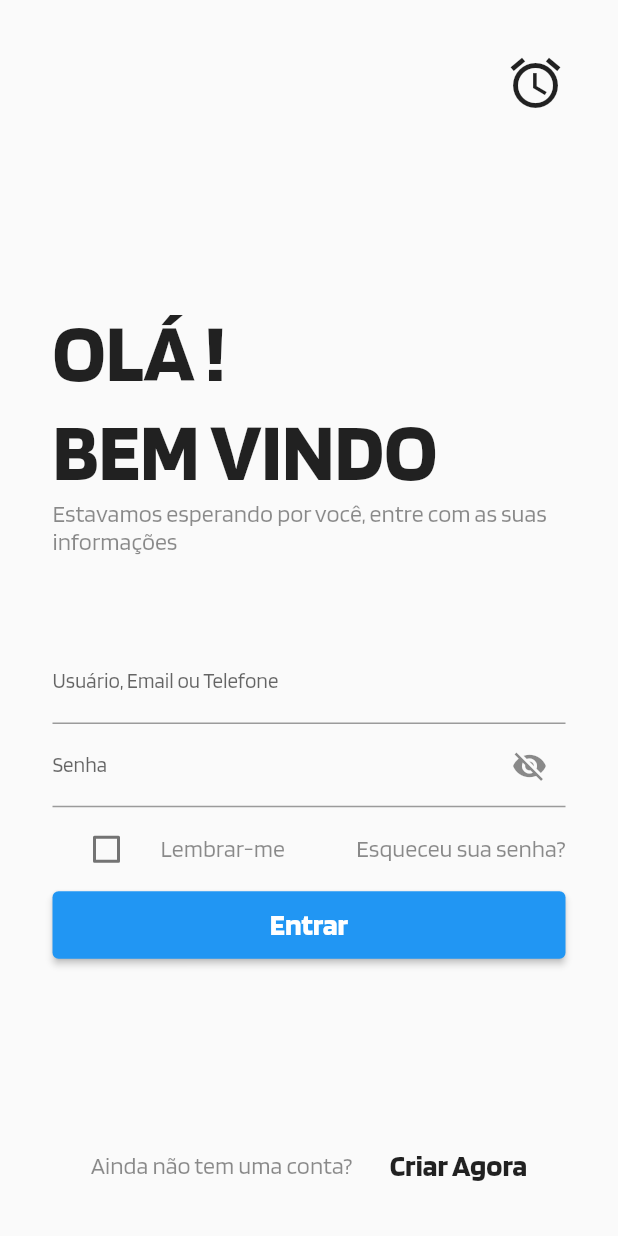
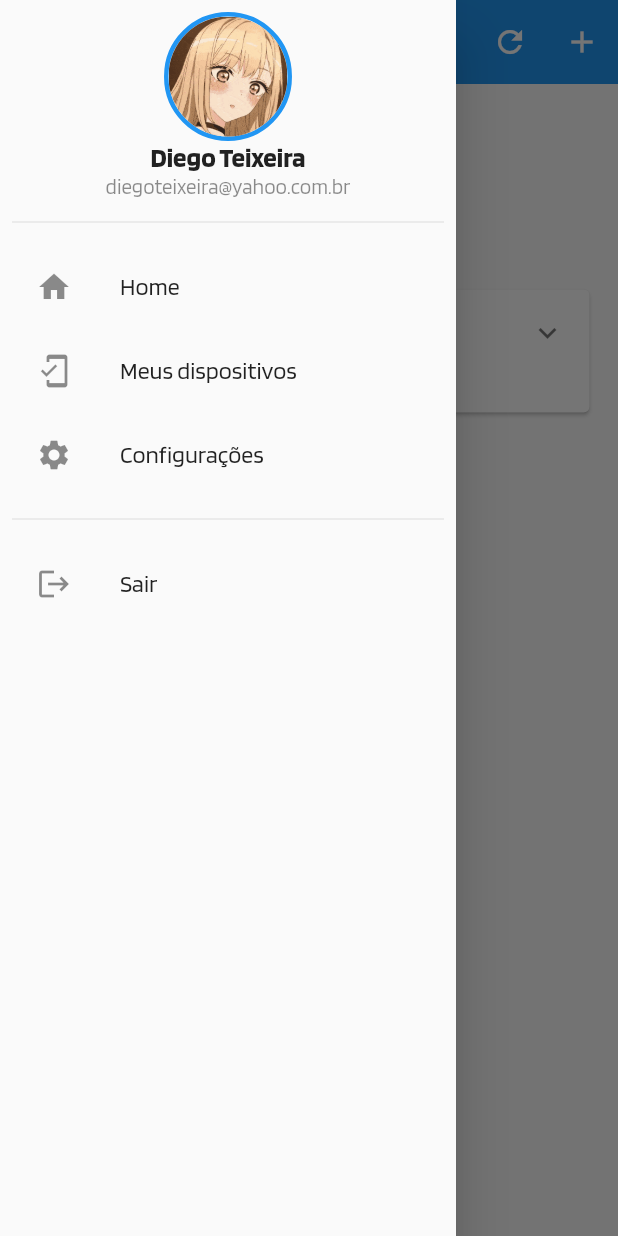
Before and after one commit to guilhermedacruzz/TCC_APP, a Flutter app: the screen it shows after launch, with the side drawer open (before the commit the screen has no drawer), on a phone screen of 412 x 824 dp. Run offline on Flutter 3.47's test engine with Material 2 defaults, Android fonts, the phone set to English and light mode, and no system bars; our stand-ins replace syncfusion_flutter_charts; project files that could hold a hidden picture were left out.

Commit message:
finalizando a home

```diff
--- a/lib/forms/custom_button.dart
+++ b/lib/forms/custom_button.dart
@@ -1,12 +1,12 @@
 import 'package:flutter/material.dart';
 
 class CustomButton extends StatelessWidget {
-  final String text;
+  final Widget widget;
   final Function? onAction;
 
   const CustomButton({
     Key? key,
-    required this.text,
+    required this.widget,
     required this.onAction,
   }) : super(key: key);
 
@@ -18,13 +18,7 @@ class CustomButton extends StatelessWidget {
               onAction!();
             }
           : null,
-      child: Text(
-        text,
-        style: const TextStyle(
-          fontSize: 20,
-          fontWeight: FontWeight.w700,
-        ),
-      ),
+      child: widget,
     );
   }
 }
--- a/lib/main.dart
+++ b/lib/main.dart
@@ -1,5 +1,6 @@
 import 'package:flutter/material.dart';
-import 'pages/pages_login.dart';
+import 'pages/page_home.dart';
+import 'pages/page_login.dart';
 import 'utils.dart/style.dart';
 
 void main() {
@@ -14,9 +15,10 @@ class MyApp extends StatelessWidget {
     return MaterialApp(
       title: "SAPA",
       debugShowCheckedModeBanner: false,
-      initialRoute: PageLogin.routeName,
+      initialRoute: PageHome.routeName,
       theme: Styles.themeData(false, context),
       routes: {
+        PageHome.routeName: (context) => const PageHome(),
         PageLogin.routeName: (context) => const PageLogin(),
       },
     );
--- /dev/null
+++ b/lib/pages/page_home.dart
@@ -0,0 +1,165 @@
+import 'package:flutter/material.dart';
+import 'package:syncfusion_flutter_charts/charts.dart';
+import 'package:tcc/forms/custom_button.dart';
+
+import '../widgets/custom_drawler.dart';
+
+class PageHome extends StatefulWidget {
+  static String routeName = "/home";
+  const PageHome({super.key});
+
+  @override
+  State<PageHome> createState() => _PageHomeState();
+}
+
+class _PageHomeState extends State<PageHome> {
+  @override
+  Widget build(BuildContext context) {
+    return Scaffold(
+      drawer: const CustomDrawer(),
+      appBar: AppBar(
+        title: const Text("SAPA"),
+        actions: [
+          IconButton(
+            icon: const Icon(
+              Icons.refresh,
+            ),
+            onPressed: () {},
+          ),
+          IconButton(
+            icon: const Icon(
+              Icons.add,
+            ),
+            onPressed: () {},
+          ),
+        ],
+        elevation: 0,
+      ),
+      body: Padding(
+        padding: const EdgeInsets.all(15),
+        child: Column(
+          children: [
+            Container(
+              padding: const EdgeInsets.symmetric(horizontal: 10, vertical: 30),
+              child: SizedBox(
+                width: double.infinity,
+                child: Column(
+                  crossAxisAlignment: CrossAxisAlignment.start,
+                  children: [
+                    Text(
+                      "Bem Vindo Diego!",
+                      style: Theme.of(context).textTheme.headline4,
+                    ),
+                    Text(
+                      "Qualquer texto aqui",
+                      style: Theme.of(context).textTheme.subtitle2,
+                    ),
+                  ],
+                ),
+              ),
+            ),
+            Card(
+              child: Theme(
+                data: ThemeData().copyWith(dividerColor: Colors.transparent),
+                child: ExpansionTile(
+                  title: ListTile(
+                    leading: Container(
+                      padding: const EdgeInsets.all(8),
+                      decoration: BoxDecoration(
+                        color: Theme.of(context).primaryColor,
+                        borderRadius: BorderRadius.circular(100),
+                      ),
+                      child: const Icon(Icons.tiktok, color: Colors.white),
+                    ),
+                    title: const Text(
+                      "Portão da Frente",
+                      style: TextStyle(color: Colors.black87, fontSize: 16),
+                    ),
+                    subtitle: DefaultTextStyle(
+                      style:
+                          const TextStyle(fontSize: 14, color: Colors.black45),
+                      child: Row(
+                        children: const [
+                          Text("Fechado"),
+                          SizedBox(width: 20),
+                          Text("12:00:00"),
+                        ],
+                      ),
+                    ),
+                  ),
+                  children: [
+                    Container(
+                      padding: const EdgeInsets.all(15),
+                      width: double.infinity,
+                      child: Column(
+                        crossAxisAlignment: CrossAxisAlignment.start,
+                        children: [
+                          const Text("Nome do Portão: Portão da Frente"),
+                          const Text("Estado atual do portão: Fechado"),
+                          Row(
+                            mainAxisAlignment: MainAxisAlignment.end,
+                            children: [
+                              SizedBox(
+                                height: 30,
+                                width: 80,
+                                child: CustomButton(
+                                  widget: const Text(
+                                    "Abrir",
+                                    style: TextStyle(
+                                      fontSize: 14,
+                                      fontWeight: FontWeight.w700,
+                                    ),
+                                  ),
+                                  onAction: () {},
+                                ),
+                              ),
+                            ],
+                          )
+                        ],
+                      ),
+                    ),
+                    SfCartesianChart(
+                      primaryXAxis: CategoryAxis(),
+                      // Chart title
+                      title:
+                          ChartTitle(text: 'Estado do Portão ao longo do dia'),
+                      // Enable legend
+                      legend: Legend(isVisible: true),
+                      // Enable tooltip
+                      tooltipBehavior: TooltipBehavior(enable: true),
+                      series: <ChartSeries<_Infections, String>>[
+                        LineSeries<_Infections, String>(
+                          dataSource: <_Infections>[
+                            _Infections('13:00', 0),
+                            _Infections('14:00', 1),
+                            _Infections('14:02', 1),
+                            _Infections('18:56', 0),
+                            _Infections('18:57', 1),
+                            _Infections('22:00', 0)
+                          ],
+                          xValueMapper: (_Infections opened, _) => opened.hours,
+                          yValueMapper: (_Infections opened, _) =>
+                              opened.opened,
+                          // Enable data label
+                          dataLabelSettings:
+                              const DataLabelSettings(isVisible: true),
+                        ),
+                      ],
+                    ),
+                  ],
+                ),
+              ),
+            )
+          ],
+        ),
+      ),
+    );
+  }
+}
+
+class _Infections {
+  _Infections(this.hours, this.opened);
+
+  final String hours;
+  final double opened;
+}
--- a/lib/pages/pages_login.dart
+++ b/lib/pages/page_login.dart
@@ -33,9 +33,9 @@ class _PageLoginState extends State<PageLogin> {
               ],
             ),
             SizedBox(
-              height: MediaQuery.of(context).size.height * 0.6,
+              height: MediaQuery.of(context).size.height * 0.7,
               child: Column(
-                mainAxisAlignment: MainAxisAlignment.spaceAround,
+                mainAxisAlignment: MainAxisAlignment.spaceEvenly,
                 children: [
                   SizedBox(
                     width: double.infinity,
@@ -122,7 +122,13 @@ class _PageLoginState extends State<PageLogin> {
                         width: double.infinity,
                         height: 45,
                         child: CustomButton(
-                          text: "Entrar",
+                          widget: const Text(
+                            "Entrar",
+                            style: TextStyle(
+                              fontSize: 20,
+                              fontWeight: FontWeight.w700,
+                            ),
+                          ),
                           onAction: () {},
                         ),
                       ),
--- /dev/null
+++ b/lib/widgets/custom_drawler.dart
@@ -0,0 +1,113 @@
+import 'package:flutter/material.dart';
+
+class CustomDrawer extends StatefulWidget {
+  const CustomDrawer({Key? key}) : super(key: key);
+
+  @override
+  State<CustomDrawer> createState() => _CustomDrawerState();
+}
+
+class _CustomDrawerState extends State<CustomDrawer> {
+  late AssetImage image;
+  final String gif = "assets/images/anime.gif";
+
+  @override
+  void initState() {
+    super.initState();
+    image = AssetImage(gif);
+  }
+
+  @override
+  void dispose() {
+    image.evict();
+    super.dispose();
+  }
+
+  @override
+  Widget build(BuildContext context) {
+    return Drawer(
+      child: Padding(
+        padding: const EdgeInsets.all(8.0),
+        child: Column(
+          crossAxisAlignment: CrossAxisAlignment.center,
+          children: [
+            Container(
+              decoration: BoxDecoration(
+                border: Border.all(
+                  width: 3,
+                  color: Theme.of(context).colorScheme.primary,
+                ),
+                borderRadius: const BorderRadius.all(Radius.circular(180)),
+              ),
+              child: ClipRRect(
+                borderRadius: BorderRadius.circular(180),
+                child: Image(
+                  image: image,
+                  height: 80,
+                  fit: BoxFit.cover,
+                ),
+              ),
+            ),
+            const Text(
+              "Diego Teixeira",
+              style: TextStyle(
+                color: Colors.black87,
+                fontWeight: FontWeight.w700,
+                fontSize: 18,
+              ),
+            ),
+            const Text(
+              "diegoteixeira@yahoo.com.br",
+              style: TextStyle(
+                color: Colors.black45,
+                fontSize: 14,
+              ),
+            ),
+            const Divider(
+              height: 30,
+            ),
+            const ListTile(
+              leading: Icon(Icons.home),
+              title: Text(
+                "Home",
+                style: TextStyle(
+                  fontSize: 16,
+                ),
+              ),
+            ),
+            const ListTile(
+              leading: Icon(Icons.mobile_friendly),
+              title: Text(
+                "Meus dispositivos",
+                style: TextStyle(
+                  fontSize: 16,
+                ),
+              ),
+            ),
+            const ListTile(
+              leading: Icon(Icons.settings),
+              title: Text(
+                "Configurações",
+                style: TextStyle(
+                  fontSize: 16,
+                ),
+              ),
+            ),
+            const Divider(
+              height: 30,
+            ),
+            const ListTile(
+              leading: Icon(Icons.logout),
+              title: Text(
+                "Sair",
+                style: TextStyle(
+                  fontSize: 16,
+                ),
+              ),
+            )
+          ],
+        ),
+      ),
+    );
+  }
+}
--- a/pubspec.yaml
+++ b/pubspec.yaml
@@ -34,6 +34,8 @@ dependencies:
   # The following adds the Cupertino Icons font to your application.
   # Use with the CupertinoIcons class for iOS style icons.
   cupertino_icons: ^1.0.2
+  intl: ^0.17.0
+  syncfusion_flutter_charts: ^20.2.50
 
 dev_dependencies:
   flutter_test:
@@ -87,6 +89,8 @@ flutter:
   #
   # For details regarding fonts from package dependencies,
   # see https://flutter.dev/custom-fonts/#from-packages
+  assets:
+    - assets/images/anime.gif
   fonts:
     - family: Blinker
       fonts:
```
Also changed, not shown: assets/images/anime.gif (added), lib/pages/home.dart (deleted), pubspec.lock.
